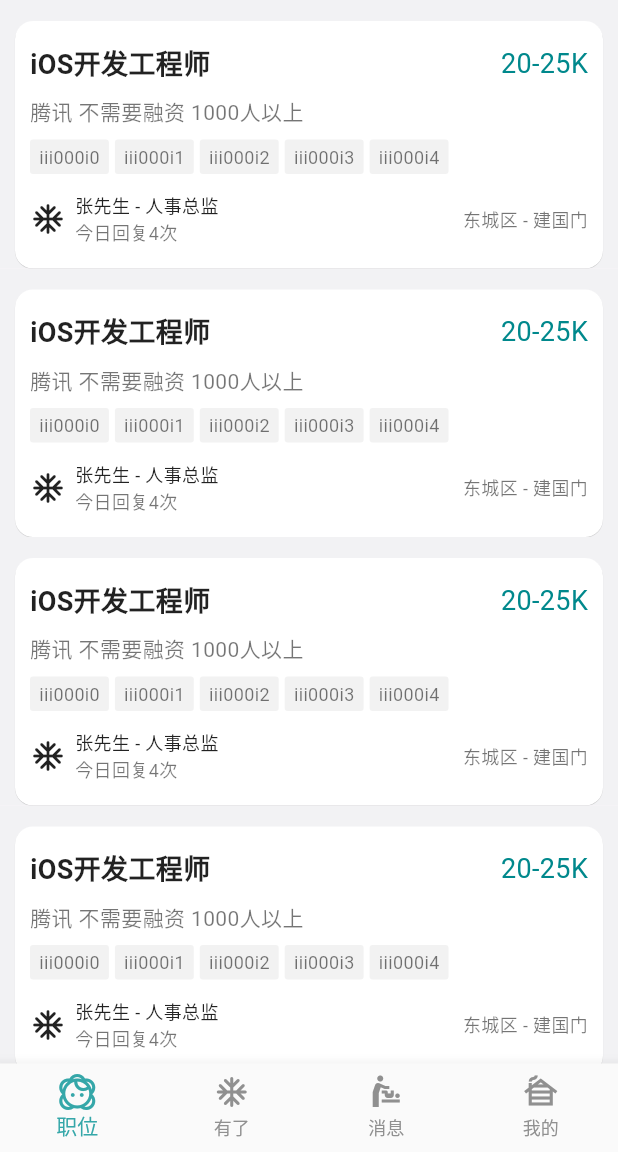
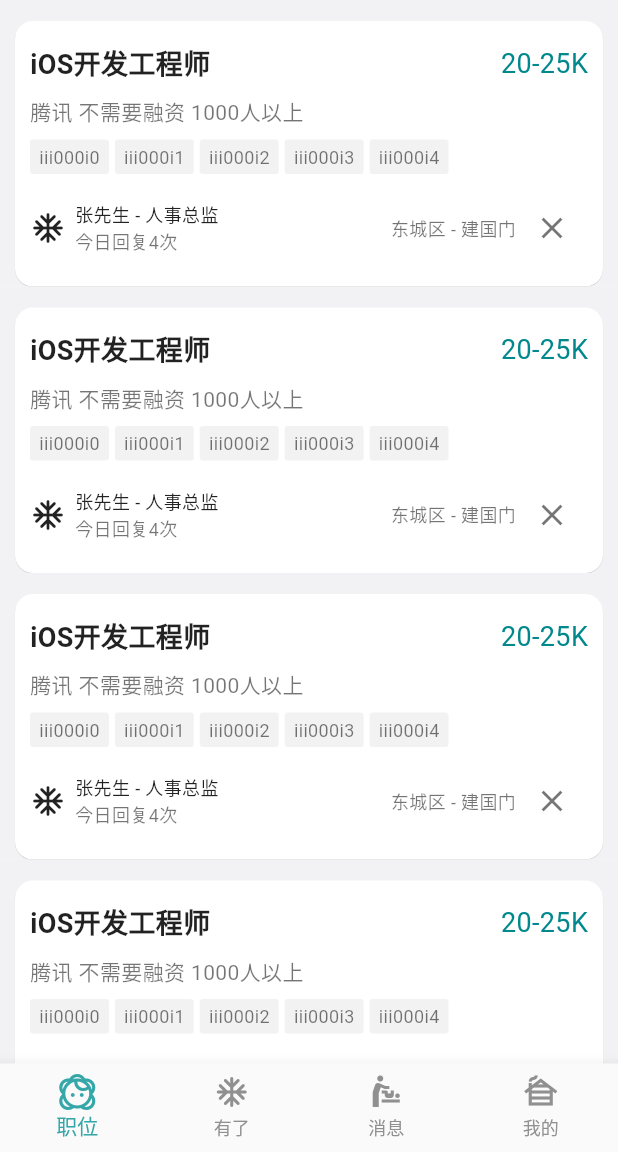
Before and after one commit to BHLinuxKernelSIG/BossZP_Flutter, a Flutter app: the screen it shows after launch, on a phone screen of 412 x 824 dp, the part 84-1236 px from its top. Run offline on Flutter 3.47's test engine with Material 2 defaults, Android fonts, the phone set to English and light mode, and no system bars.

Commit message:
Update position_item_widget.dart

```diff
--- a/lib/ui/position_item_widget.dart
+++ b/lib/ui/position_item_widget.dart
@@ -9,6 +9,7 @@ class PostionItemWidget extends StatelessWidget {
 
   @override
   Widget build(BuildContext context) {
+    var colorDark = Colors.black54;
     return Container(
       color: Color(0xFFF2F2F4),
       child: Card(
@@ -46,7 +47,7 @@ class PostionItemWidget extends StatelessWidget {
               SizedBox(height: 8),
               Text(
                 "腾讯 不需要融资 1000人以上",
-                style: TextStyle(fontSize: 14, color: Colors.black54),
+                style: TextStyle(fontSize: 14, color: colorDark),
               ),
               SizedBox(height: 8),
               Wrap(
@@ -63,7 +64,7 @@ class PostionItemWidget extends StatelessWidget {
                       padding: EdgeInsets.fromLTRB(6, 3, 6, 3),
                       child: Text(
                         "iii000i$i",
-                        style: TextStyle(color: Colors.black54, fontSize: 12),
+                        style: TextStyle(color: colorDark, fontSize: 12),
                       ),
                     )
                 ],
@@ -83,15 +84,20 @@ class PostionItemWidget extends StatelessWidget {
                       if (Random().nextBool())
                         Text(
                           "今日回复4次",
-                          style: TextStyle(fontSize: 12, color: Colors.black54),
+                          style: TextStyle(fontSize: 12, color: colorDark),
                         )
                     ],
                   ),
                   Spacer(),
                   Text(
                     "东城区 - 建国门",
-                    style: TextStyle(fontSize: 12, color: Colors.black54),
+                    style: TextStyle(fontSize: 12, color: colorDark),
                   ),
+                  IconButton(
+                    color: colorDark,
+                    onPressed: () {},
+                    icon: Icon(Icons.close),
+                  )
                 ],
               )
             ],
```
